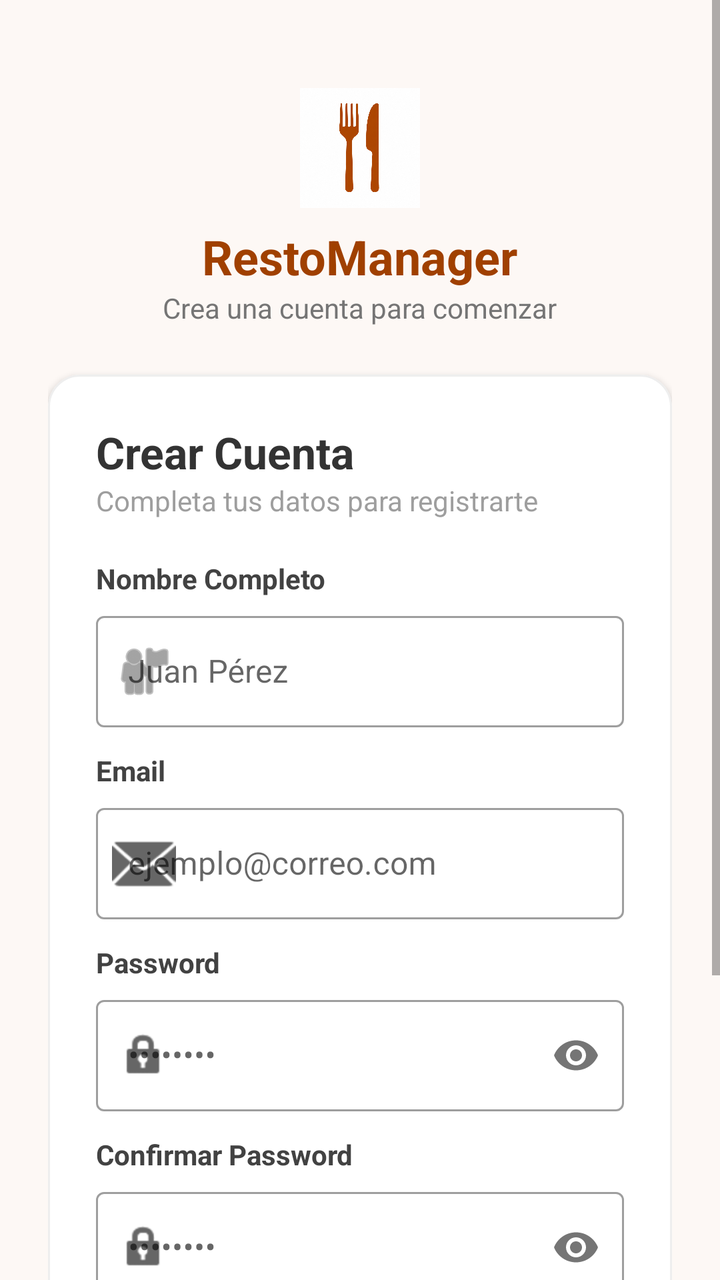
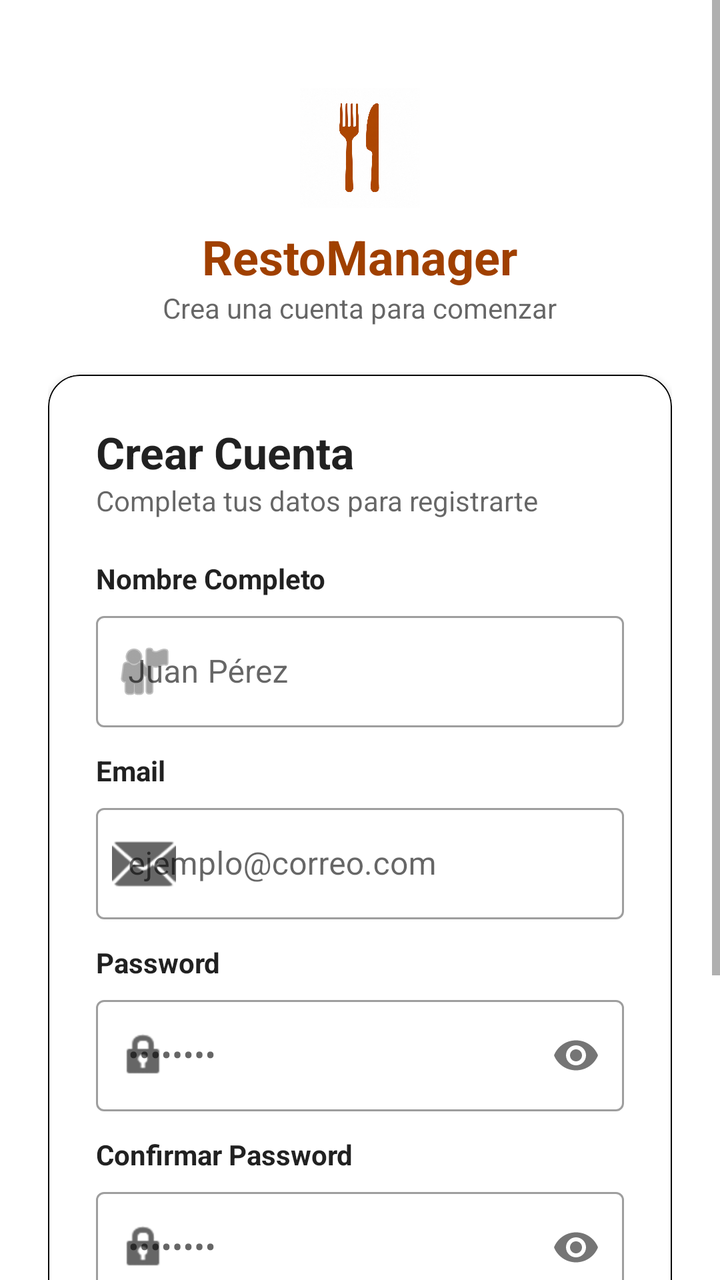

Two renders of the same Android screen: before a commit and after it. Below are the layout's source before the change and the commit's diff.
<!-- AndroidManifest.xml: application theme Theme.Sistema_Restaurante -->
<!-- res/layout/activity_register.xml -->
<?xml version="1.0" encoding="utf-8"?>
<ScrollView xmlns:android="http://schemas.android.com/apk/res/android"
    xmlns:app="http://schemas.android.com/apk/res-auto"
    android:layout_width="match_parent"
    android:layout_height="match_parent"
    android:fillViewport="true"
    android:background="#FDF8F5">

    <LinearLayout
        android:layout_width="match_parent"
        android:layout_height="wrap_content"
        android:orientation="vertical"
        android:padding="24dp"
        android:gravity="center_horizontal">

        
        <ImageView
            android:id="@+id/ivLogoRegister"
            android:layout_width="60dp"
            android:layout_height="60dp"
            android:layout_marginTop="20dp"
            android:src="@drawable/icon_restaurante"
            android:contentDescription="Logo Restaurante" />

        <TextView
            android:id="@+id/tvAppNameRegister"
            android:layout_width="wrap_content"
            android:layout_height="wrap_content"
            android:text="RestoManager"
            android:textColor="#A04000"
            android:textSize="24sp"
            android:textStyle="bold"
            android:layout_marginTop="8dp"/>

        <TextView
            android:id="@+id/tvAppSubtitleRegister"
            android:layout_width="wrap_content"
            android:layout_height="wrap_content"
            android:text="Crea una cuenta para comenzar"
            android:textColor="#757575"
            android:textSize="14sp"
            android:layout_marginBottom="24dp"/>

        
        <com.google.android.material.card.MaterialCardView
            android:layout_width="match_parent"
            android:layout_height="wrap_content"
            app:cardCornerRadius="16dp"
            app:cardElevation="2dp"
            app:strokeColor="#EEEEEE"
            app:strokeWidth="1dp">

            <LinearLayout
                android:layout_width="match_parent"
                android:layout_height="wrap_content"
                android:orientation="vertical"
                android:padding="24dp">

                <TextView
                    android:layout_width="wrap_content"
                    android:layout_height="wrap_content"
                    android:text="Crear Cuenta"
                    android:textSize="22sp"
                    android:textStyle="bold"
                    android:textColor="#333333"/>

                <TextView
                    android:layout_width="wrap_content"
                    android:layout_height="wrap_content"
                    android:text="Completa tus datos para registrarte"
                    android:textColor="#9E9E9E"
                    android:textSize="14sp"
                    android:layout_marginBottom="20dp"/>

                
                <TextView
                    android:layout_width="wrap_content"
                    android:layout_height="wrap_content"
                    android:text="Nombre Completo"
                    android:textStyle="bold"
                    android:textSize="14sp"
                    android:textColor="#424242"/>

                <com.google.android.material.textfield.TextInputLayout
                    android:layout_width="match_parent"
                    android:layout_height="wrap_content"
                    android:layout_marginTop="4dp"
                    android:layout_marginBottom="12dp"
                    app:startIconDrawable="@android:drawable/ic_menu_myplaces"
                    style="@style/Widget.MaterialComponents.TextInputLayout.OutlinedBox">

                    <com.google.android.material.textfield.TextInputEditText
                        android:id="@+id/etFullName"
                        android:layout_width="match_parent"
                        android:layout_height="wrap_content"
                        android:hint="Juan Pérez"
                        android:inputType="textPersonName"/>
                </com.google.android.material.textfield.TextInputLayout>

                
                <TextView
                    android:layout_width="wrap_content"
                    android:layout_height="wrap_content"
                    android:text="Email"
                    android:textStyle="bold"
                    android:textSize="14sp"
                    android:textColor="#424242"/>

                <com.google.android.material.textfield.TextInputLayout
                    android:layout_width="match_parent"
                    android:layout_height="wrap_content"
                    android:layout_marginTop="4dp"
                    android:layout_marginBottom="12dp"
                    app:startIconDrawable="@android:drawable/ic_dialog_email"
                    style="@style/Widget.MaterialComponents.TextInputLayout.OutlinedBox">

                    <com.google.android.material.textfield.TextInputEditText
                        android:id="@+id/etRegisterEmail"
                        android:layout_width="match_parent"
                        android:layout_height="wrap_content"
                        android:hint="ejemplo@correo.com"
                        android:inputType="textEmailAddress"/>
                </com.google.android.material.textfield.TextInputLayout>

                
                <TextView
                    android:layout_width="wrap_content"
                    android:layout_height="wrap_content"
                    android:text="Password"
                    android:textStyle="bold"
                    android:textSize="14sp"
                    android:textColor="#424242"/>

                <com.google.android.material.textfield.TextInputLayout
                    android:layout_width="match_parent"
                    android:layout_height="wrap_content"
                    android:layout_marginTop="4dp"
                    android:layout_marginBottom="12dp"
                    app:startIconDrawable="@android:drawable/ic_lock_idle_lock"
                    app:passwordToggleEnabled="true"
                    style="@style/Widget.MaterialComponents.TextInputLayout.OutlinedBox">

                    <com.google.android.material.textfield.TextInputEditText
                        android:id="@+id/etRegisterPassword"
                        android:layout_width="match_parent"
                        android:layout_height="wrap_content"
                        android:hint="••••••••"
                        android:inputType="textPassword"/>
                </com.google.android.material.textfield.TextInputLayout>

                
                <TextView
                    android:layout_width="wrap_content"
                    android:layout_height="wrap_content"
                    android:text="Confirmar Password"
                    android:textStyle="bold"
                    android:textSize="14sp"
                    android:textColor="#424242"/>

                <com.google.android.material.textfield.TextInputLayout
                    android:layout_width="match_parent"
                    android:layout_height="wrap_content"
                    android:layout_marginTop="4dp"
                    app:startIconDrawable="@android:drawable/ic_lock_idle_lock"
                    app:passwordToggleEnabled="true"
                    style="@style/Widget.MaterialComponents.TextInputLayout.OutlinedBox">

                    <com.google.android.material.textfield.TextInputEditText
                        android:id="@+id/etConfirmPassword"
                        android:layout_width="match_parent"
                        android:layout_height="wrap_content"
                        android:hint="••••••••"
                        android:inputType="textPassword"/>
                </com.google.android.material.textfield.TextInputLayout>

                
                <com.google.android.material.button.MaterialButton
                    android:id="@+id/btnRegister"
                    android:layout_width="match_parent"
                    android:layout_height="56dp"
                    android:text="Registrarse"
                    android:layout_marginTop="24dp"
                    app:cornerRadius="28dp"
                    android:backgroundTint="#A04000"
                    android:textAllCaps="false"/>

                <View
                    android:layout_width="match_parent"
                    android:layout_height="1dp"
                    android:background="#EEEEEE"
                    android:layout_marginTop="24dp"/>

                
                <LinearLayout
                    android:layout_width="wrap_content"
                    android:layout_height="wrap_content"
                    android:orientation="horizontal"
                    android:layout_gravity="center"
                    android:layout_marginTop="16dp">

                    <TextView
                        android:layout_width="wrap_content"
                        android:layout_height="wrap_content"
                        android:text="¿Ya tienes cuenta? "
                        android:textColor="#757575"/>

                    <TextView
                        android:id="@+id/tvBackToLogin"
                        android:layout_width="wrap_content"
                        android:layout_height="wrap_content"
                        android:text="Inicia Sesión"
                        android:textColor="#A04000"
                        android:textStyle="bold"
                        android:clickable="true"
                        android:focusable="true"/>
                </LinearLayout>

            </LinearLayout>
        </com.google.android.material.card.MaterialCardView>

    </LinearLayout>
</ScrollView>
<!-- resources referenced by this layout -->
<resources>
  <!-- drawable icon_restaurante: png bitmap (drawable, 591306 bytes) -->
  <style name="Theme.Sistema_Restaurante" parent="Theme.MaterialComponents.Light.NoActionBar">
          
          <item name="colorPrimary">#A04000</item>
          <item name="colorPrimaryVariant">#7E3200</item>
          <item name="colorOnPrimary">@color/white</item>
          
          <item name="colorSecondary">#FDF8F5</item>
          <item name="colorSecondaryVariant">#F5EBE0</item>
          <item name="colorOnSecondary">@color/black</item>
          
          <item name="android:statusBarColor">#FDF8F5</item>
          <item name="android:windowLightStatusBar">true</item>
          
      </style>
  <color name="white">#FFFFFFFF</color>
  <color name="black">#FF000000</color>
</resources>

<!-- the commit's change to res/layout/activity_register.xml (unified diff, before → after) -->
@@ -4,7 +4,7 @@
     android:layout_width="match_parent"
     android:layout_height="match_parent"
     android:fillViewport="true"
-    android:background="#FDF8F5">
+    android:background="?android:attr/windowBackground">
 
     <LinearLayout
         android:layout_width="match_parent"
@@ -13,7 +13,6 @@
         android:padding="24dp"
         android:gravity="center_horizontal">
 
-        
         <ImageView
             android:id="@+id/ivLogoRegister"
             android:layout_width="60dp"
@@ -27,7 +26,7 @@
             android:layout_width="wrap_content"
             android:layout_height="wrap_content"
             android:text="RestoManager"
-            android:textColor="#A04000"
+            android:textColor="?attr/colorPrimary"
             android:textSize="24sp"
             android:textStyle="bold"
             android:layout_marginTop="8dp"/>
@@ -37,18 +36,18 @@
             android:layout_width="wrap_content"
             android:layout_height="wrap_content"
             android:text="Crea una cuenta para comenzar"
-            android:textColor="#757575"
+            android:textColor="?android:attr/textColorSecondary"
             android:textSize="14sp"
             android:layout_marginBottom="24dp"/>
 
-        
         <com.google.android.material.card.MaterialCardView
             android:layout_width="match_parent"
             android:layout_height="wrap_content"
             app:cardCornerRadius="16dp"
             app:cardElevation="2dp"
-            app:strokeColor="#EEEEEE"
-            app:strokeWidth="1dp">
+            app:cardBackgroundColor="?attr/colorSurface"
+            app:strokeColor="?attr/colorOnSurface"
+            app:strokeWidth="0.5dp">
 
             <LinearLayout
                 android:layout_width="match_parent"
@@ -62,24 +61,23 @@
                     android:text="Crear Cuenta"
                     android:textSize="22sp"
                     android:textStyle="bold"
-                    android:textColor="#333333"/>
+                    android:textColor="?android:attr/textColorPrimary"/>
 
                 <TextView
                     android:layout_width="wrap_content"
                     android:layout_height="wrap_content"
                     android:text="Completa tus datos para registrarte"
-                    android:textColor="#9E9E9E"
+                    android:textColor="?android:attr/textColorSecondary"
                     android:textSize="14sp"
                     android:layout_marginBottom="20dp"/>
 
-                
                 <TextView
                     android:layout_width="wrap_content"
                     android:layout_height="wrap_content"
                     android:text="Nombre Completo"
                     android:textStyle="bold"
                     android:textSize="14sp"
-                    android:textColor="#424242"/>
+                    android:textColor="?android:attr/textColorPrimary"/>
 
                 <com.google.android.material.textfield.TextInputLayout
                     android:layout_width="match_parent"
@@ -97,14 +95,13 @@
                         android:inputType="textPersonName"/>
                 </com.google.android.material.textfield.TextInputLayout>
 
-                
                 <TextView
                     android:layout_width="wrap_content"
                     android:layout_height="wrap_content"
                     android:text="Email"
                     android:textStyle="bold"
                     android:textSize="14sp"
-                    android:textColor="#424242"/>
+                    android:textColor="?android:attr/textColorPrimary"/>
 
                 <com.google.android.material.textfield.TextInputLayout
                     android:layout_width="match_parent"
@@ -122,14 +119,13 @@
                         android:inputType="textEmailAddress"/>
                 </com.google.android.material.textfield.TextInputLayout>
 
-                
                 <TextView
                     android:layout_width="wrap_content"
                     android:layout_height="wrap_content"
                     android:text="Password"
                     android:textStyle="bold"
                     android:textSize="14sp"
-                    android:textColor="#424242"/>
+                    android:textColor="?android:attr/textColorPrimary"/>
 
                 <com.google.android.material.textfield.TextInputLayout
                     android:layout_width="match_parent"
@@ -148,14 +144,13 @@
                         android:inputType="textPassword"/>
                 </com.google.android.material.textfield.TextInputLayout>
 
-                
                 <TextView
                     android:layout_width="wrap_content"
                     android:layout_height="wrap_content"
                     android:text="Confirmar Password"
                     android:textStyle="bold"
                     android:textSize="14sp"
-                    android:textColor="#424242"/>
+                    android:textColor="?android:attr/textColorPrimary"/>
 
                 <com.google.android.material.textfield.TextInputLayout
                     android:layout_width="match_parent"
@@ -173,7 +168,6 @@
                         android:inputType="textPassword"/>
                 </com.google.android.material.textfield.TextInputLayout>
 
-                
                 <com.google.android.material.button.MaterialButton
                     android:id="@+id/btnRegister"
                     android:layout_width="match_parent"
@@ -181,16 +175,15 @@
                     android:text="Registrarse"
                     android:layout_marginTop="24dp"
                     app:cornerRadius="28dp"
-                    android:backgroundTint="#A04000"
+                    android:backgroundTint="?attr/colorPrimary"
                     android:textAllCaps="false"/>
 
                 <View
                     android:layout_width="match_parent"
                     android:layout_height="1dp"
-                    android:background="#EEEEEE"
+                    android:background="?android:attr/dividerVertical"
                     android:layout_marginTop="24dp"/>
 
-                
                 <LinearLayout
                     android:layout_width="wrap_content"
                     android:layout_height="wrap_content"
@@ -202,14 +195,14 @@
                         android:layout_width="wrap_content"
                         android:layout_height="wrap_content"
                         android:text="¿Ya tienes cuenta? "
-                        android:textColor="#757575"/>
+                        android:textColor="?android:attr/textColorSecondary"/>
 
                     <TextView
                         android:id="@+id/tvBackToLogin"
                         android:layout_width="wrap_content"
                         android:layout_height="wrap_content"
                         android:text="Inicia Sesión"
-                        android:textColor="#A04000"
+                        android:textColor="?attr/colorPrimary"
                         android:textStyle="bold"
                         android:clickable="true"
                         android:focusable="true"/>
